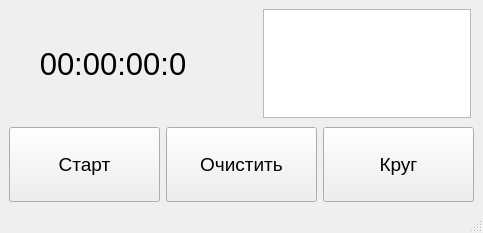
Qt form mainwindow.ui (NICKPALLO/Stopwatch) before a commit.
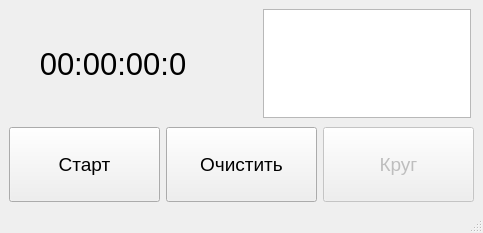
The same form after that commit.

```diff
--- a/mainwindow.ui
+++ b/mainwindow.ui
@@ -118,6 +118,9 @@
       </item>
       <item>
        <widget class="QPushButton" name="pb_cirlce">
+        <property name="enabled">
+         <bool>false</bool>
+        </property>
         <property name="sizePolicy">
          <sizepolicy hsizetype="Minimum" vsizetype="Expanding">
           <horstretch>0</horstretch>
```
